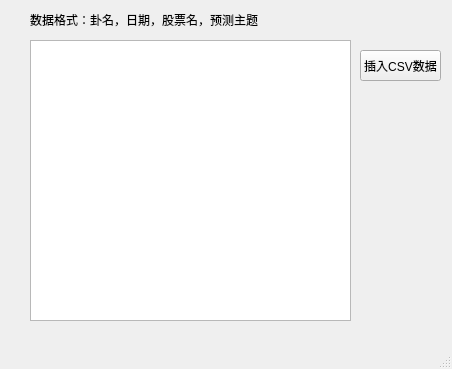
Above: insert_db.ui from 64gua/64gua.github.io before the change. Below: the same form after it.
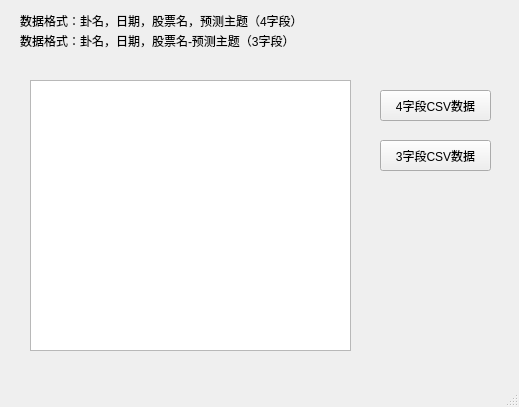
That is the form after the change.

Diff of the .ui file:
```diff
--- a/insert_db.ui
+++ b/insert_db.ui
@@ -6,8 +6,8 @@
    <rect>
     <x>0</x>
     <y>0</y>
-    <width>452</width>
-    <height>369</height>
+    <width>519</width>
+    <height>407</height>
    </rect>
   </property>
   <property name="windowTitle">
@@ -17,37 +17,63 @@
    <widget class="QPushButton" name="btn_insert">
     <property name="geometry">
      <rect>
-      <x>360</x>
-      <y>50</y>
-      <width>81</width>
+      <x>380</x>
+      <y>90</y>
+      <width>111</width>
       <height>31</height>
      </rect>
     </property>
     <property name="text">
-     <string>插入CSV数据</string>
+     <string>4字段CSV数据</string>
     </property>
    </widget>
    <widget class="QTextEdit" name="textEdit">
     <property name="geometry">
      <rect>
       <x>30</x>
-      <y>40</y>
+      <y>80</y>
       <width>321</width>
-      <height>281</height>
+      <height>271</height>
      </rect>
     </property>
    </widget>
    <widget class="QLabel" name="label">
     <property name="geometry">
      <rect>
-      <x>30</x>
+      <x>20</x>
       <y>10</y>
-      <width>261</width>
-      <height>20</height>
+      <width>361</width>
+      <height>21</height>
      </rect>
     </property>
     <property name="text">
-     <string>数据格式：卦名，日期，股票名，预测主题</string>
+     <string>数据格式：卦名，日期，股票名，预测主题（4字段）</string>
+    </property>
+   </widget>
+   <widget class="QPushButton" name="btn_insert_2">
+    <property name="geometry">
+     <rect>
+      <x>380</x>
+      <y>140</y>
+      <width>111</width>
+      <height>31</height>
+     </rect>
+    </property>
+    <property name="text">
+     <string>3字段CSV数据</string>
+    </property>
+   </widget>
+   <widget class="QLabel" name="label_2">
+    <property name="geometry">
+     <rect>
+      <x>20</x>
+      <y>30</y>
+      <width>351</width>
+      <height>21</height>
+     </rect>
+    </property>
+    <property name="text">
+     <string>数据格式：卦名，日期，股票名-预测主题（3字段）</string>
     </property>
    </widget>
   </widget>
```
Left out of the diff: 4 changed lines with no effect on the pictures.
